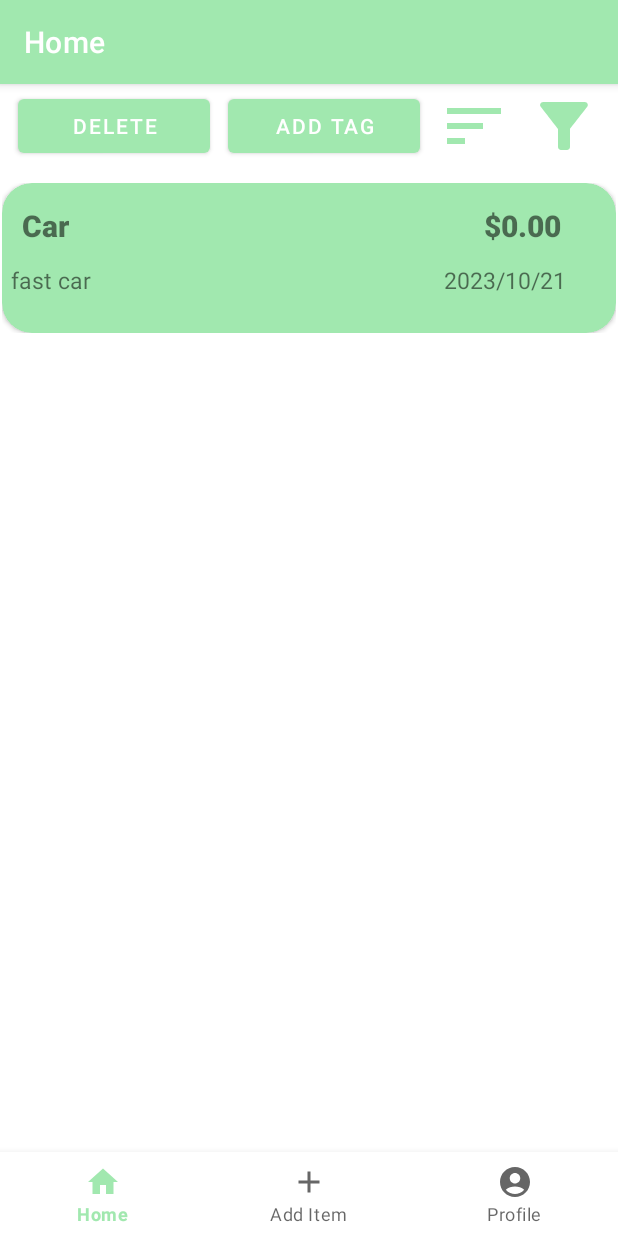
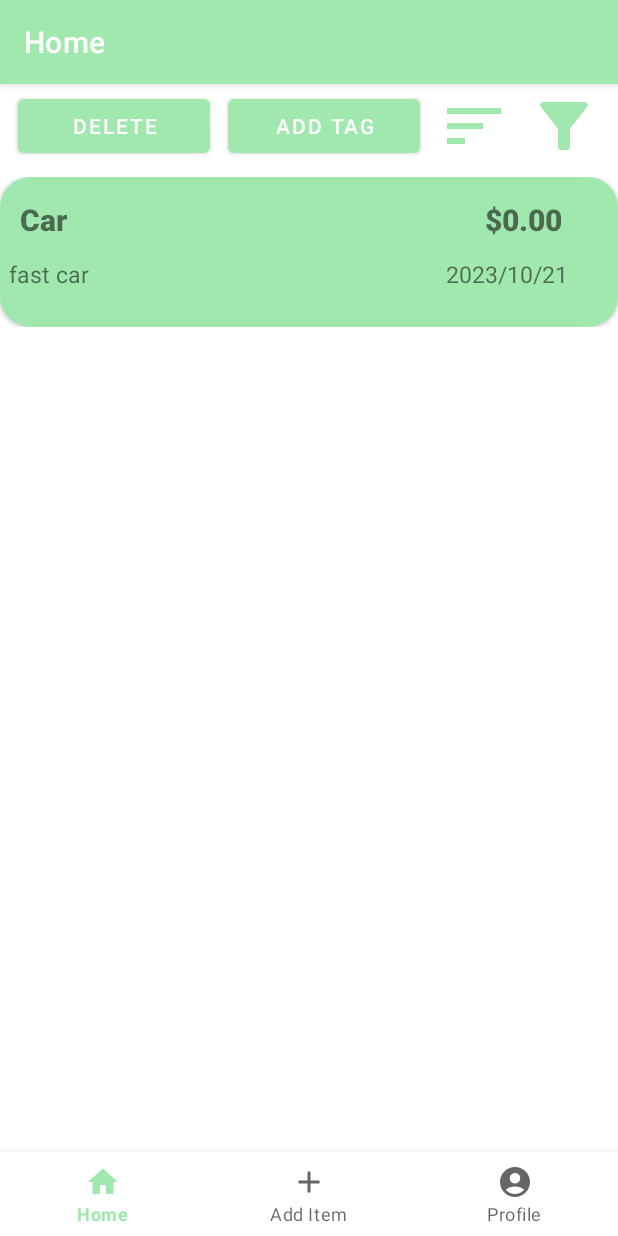
Before and after one commit to CMPUT301F23T20/JavaJeniuses, an Android app: the screen it shows after launch (MainActivity), on a phone screen of 412 x 824 dp. Run offline under Robolectric (Android 15) with nearby library versions, the phone set to English and light mode, and no system bars; our stand-ins replace navigation-ui.

Commit message:
fragment_home updated but not showing when run

```diff
--- a/InventoryManager/app/src/main/java/com/example/inventorymanager/ui/home/HomeFragment.java
+++ b/InventoryManager/app/src/main/java/com/example/inventorymanager/ui/home/HomeFragment.java
@@ -34,6 +34,7 @@ public class HomeFragment extends Fragment {
 
         // Bind the listview
         ListView itemList = binding.itemList;
+
 
         // Create a new ArrayList to store the data that will be displayed in the ListView
         items = new ArrayList<>();
--- a/InventoryManager/app/src/main/res/layout/fragment_home.xml
+++ b/InventoryManager/app/src/main/res/layout/fragment_home.xml
@@ -7,11 +7,13 @@
     tools:context=".ui.home.HomeFragment">
 
     <androidx.constraintlayout.widget.ConstraintLayout
+        android:id="@+id/toolbar_constraint_layout"
         android:layout_width="match_parent"
-        android:layout_height="match_parent"
+        android:layout_height="wrap_content"
         tools:layout_editor_absoluteX="0dp"
-        tools:layout_editor_absoluteY="0dp">
-
+        tools:layout_editor_absoluteY="0dp"
+        app:layout_constraintBottom_toTopOf="@id/item_list_constraint_layout"
+        app:layout_constraintTop_toTopOf="parent">
 
         <Button
             android:id="@+id/deleteButton"
@@ -21,7 +23,8 @@
             android:layout_marginTop="4dp"
             android:text="@string/delete_button"
             app:layout_constraintStart_toStartOf="parent"
-            app:layout_constraintTop_toTopOf="parent" />
+            app:layout_constraintTop_toTopOf="parent"
+            />
 
         <Button
             android:id="@+id/tag_button"
@@ -31,7 +34,8 @@
             android:layout_marginTop="4dp"
             android:text="@string/add_tag_button"
             app:layout_constraintStart_toEndOf="@+id/deleteButton"
-            app:layout_constraintTop_toTopOf="parent" />
+            app:layout_constraintTop_toTopOf="parent"
+            />
 
         <Button
             android:id="@+id/sort_button"
@@ -41,7 +45,7 @@
             android:layout_marginEnd="12dp"
             android:layout_marginBottom="4dp"
             android:background="@drawable/baseline_sort_24"
-            app:layout_constraintBottom_toTopOf="@+id/item_list"
+
             app:layout_constraintEnd_toStartOf="@+id/filter_button"
             app:layout_constraintHorizontal_bias="1.0"
             app:layout_constraintStart_toEndOf="@+id/tag_button"
@@ -56,20 +60,77 @@
             android:layout_marginEnd="12dp"
             android:background="@drawable/baseline_filter_alt_24"
             app:layout_constraintEnd_toEndOf="parent"
-            app:layout_constraintTop_toTopOf="parent" />
+            app:layout_constraintTop_toTopOf="parent"
+            />
+    </androidx.constraintlayout.widget.ConstraintLayout>
 
 
-        <ListView
-            android:id="@+id/item_list"
-            android:layout_width="409dp"
-            android:layout_height="match_parent"
-            android:layout_marginTop="56dp"
-            android:divider="@android:color/transparent"
-            android:dividerHeight="10.0sp"
-            android:paddingTop="10dp"
+    <androidx.constraintlayout.widget.ConstraintLayout
+            android:id="@+id/item_list_constraint_layout"
+            android:layout_width="match_parent"
+            android:layout_height="0dp"
+            tools:layout_editor_absoluteX="0dp"
+            tools:layout_editor_absoluteY="0dp"
+            app:layout_constraintBottom_toTopOf="@id/totals_constraint_layout"
             app:layout_constraintEnd_toEndOf="parent"
             app:layout_constraintStart_toStartOf="parent"
-            app:layout_constraintTop_toBottomOf="@+id/tag_button"
-            tools:listitem="@layout/item_cell" />
+            app:layout_constraintTop_toBottomOf="@+id/toolbar_constraint_layout">
+
+            <ListView
+                android:id="@+id/item_list"
+                android:layout_width="match_parent"
+                android:layout_height="wrap_content"
+                android:divider="@android:color/transparent"
+                android:dividerHeight="10.0sp"
+                android:paddingTop="10dp"
+                app:layout_constraintEnd_toEndOf="parent"
+                app:layout_constraintHorizontal_bias="0.0"
+                app:layout_constraintStart_toStartOf="parent"
+                app:layout_constraintTop_toTopOf="parent"
+                tools:listitem="@layout/item_cell"></ListView>
+
     </androidx.constraintlayout.widget.ConstraintLayout>
+
+
+    <androidx.constraintlayout.widget.ConstraintLayout
+        android:id="@+id/totals_constraint_layout"
+        android:layout_width="match_parent"
+        android:layout_height="wrap_content"
+        app:layout_constraintBottom_toBottomOf="parent"
+        app:layout_constraintEnd_toEndOf="parent"
+        app:layout_constraintStart_toStartOf="parent"
+        app:layout_constraintTop_toBottomOf="@+id/item_list_constraint_layout">
+
+        <TextView
+            android:id="@+id/total_text"
+            android:layout_width="wrap_content"
+            android:layout_height="wrap_content"
+            android:text="@string/total"
+            android:textSize="20sp"
+            android:textStyle="bold"
+            android:paddingTop="5dp"
+            android:paddingBottom="5dp"
+            app:layout_constraintBottom_toBottomOf="parent"
+            app:layout_constraintEnd_toEndOf="parent"
+            app:layout_constraintHorizontal_bias="0.079"
+            app:layout_constraintStart_toStartOf="parent"
+            />
+
+        <TextView
+            android:id="@+id/total_value"
+            android:layout_width="wrap_content"
+            android:layout_height="wrap_content"
+            android:paddingTop="5dp"
+            android:paddingBottom="5dp"
+            android:text="@string/total_value"
+            android:textSize="20sp"
+            android:textStyle="bold"
+            app:layout_constraintBottom_toBottomOf="parent"
+            app:layout_constraintEnd_toEndOf="parent"
+            app:layout_constraintHorizontal_bias="0.902"
+            app:layout_constraintStart_toStartOf="parent"
+            app:layout_constraintVertical_bias="0.75" />
+
+    </androidx.constraintlayout.widget.ConstraintLayout>
+
 </androidx.constraintlayout.widget.ConstraintLayout>
--- a/InventoryManager/app/src/main/res/values/strings.xml
+++ b/InventoryManager/app/src/main/res/values/strings.xml
@@ -34,4 +34,7 @@
     <string name="delete_button">Delete</string>
     <string name="add_tag_button">Add Tag</string>
 
+    <string name="total">Total:</string>
+    <string name="total_value">$0</string>
+
 </resources>
```
